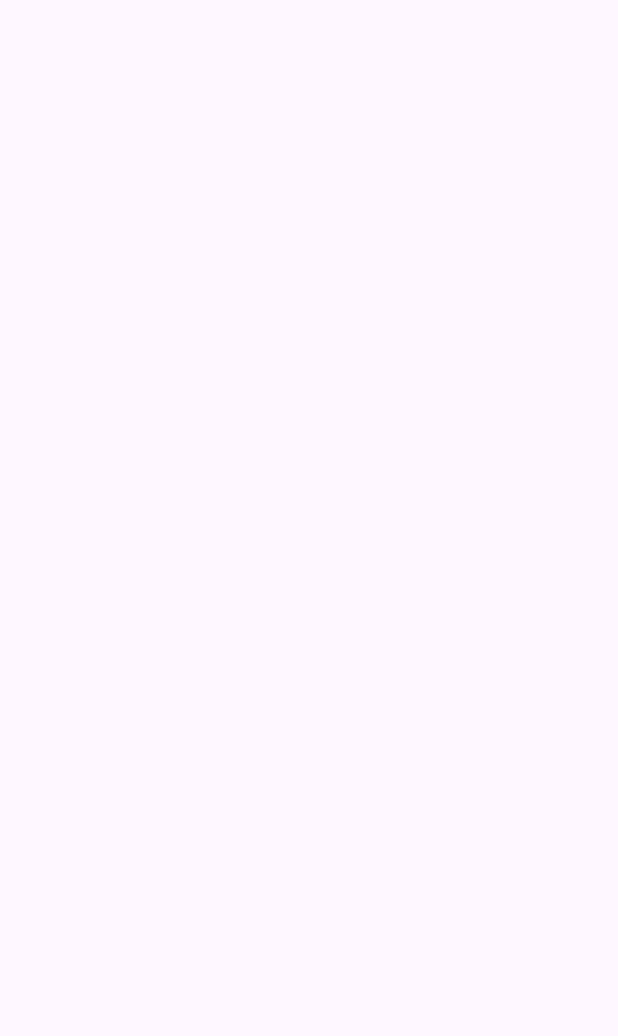
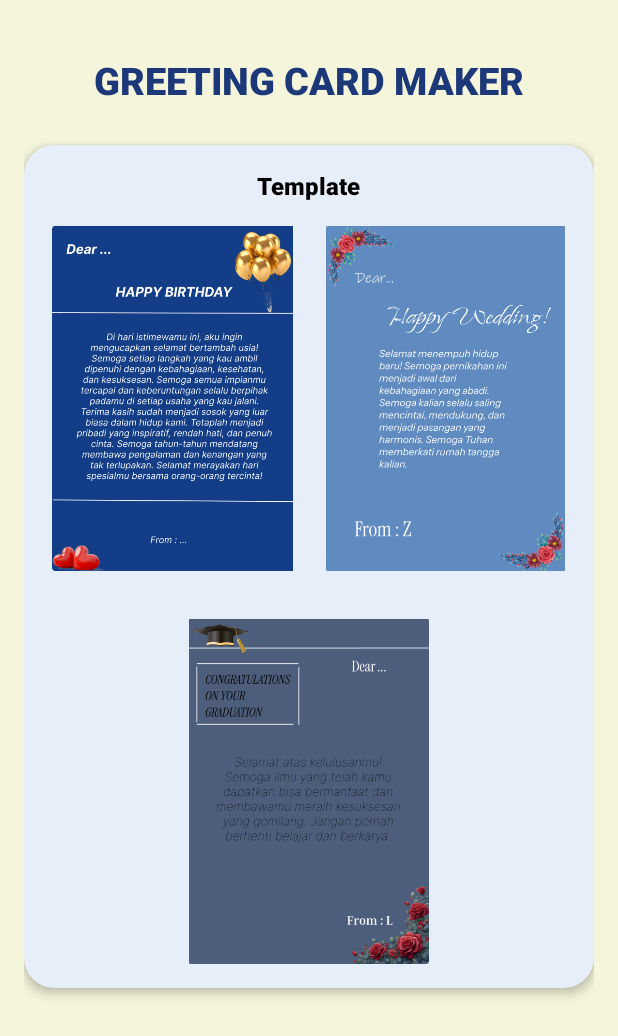
Before and after one commit to rizkiamalina1984/UTS_LAB6PM, an Android app: the MainActivity3 screen opened directly, with no data from a screen before it, on a phone screen of 412 x 824 dp. Before the commit the part shown is empty. Shown: the top 1036 px of the screen. Run offline under Robolectric (Android 15) with nearby library versions, the phone set to English and light mode, and no system bars; 1 statement that could not run was skipped.

Commit message:
Commit 2

```diff
--- a/app/src/main/AndroidManifest.xml
+++ b/app/src/main/AndroidManifest.xml
@@ -12,6 +12,9 @@
         android:supportsRtl="true"
         android:theme="@style/Theme.UTS_Lab6PemMob"
         tools:targetApi="31">
+        <activity
+            android:name=".MainActivity4"
+            android:exported="false" />
         <activity
             android:name=".MainActivity3"
             android:exported="false" />
--- /dev/null
+++ b/app/src/main/res/drawable/rounded_background.xml
@@ -0,0 +1,5 @@
+<!-- res/drawable/rounded_background.xml -->
+<shape xmlns:android="http://schemas.android.com/apk/res/android">
+    <solid android:color="#E6EEF9" /> <!-- Matches the template background color -->
+    <corners android:radius="20dp" /> <!-- Adjust the radius for rounding -->
+</shape>
--- a/app/src/main/res/layout/activity_main3.xml
+++ b/app/src/main/res/layout/activity_main3.xml
@@ -1,10 +1,97 @@
-<?xml version="1.0" encoding="utf-8"?>
-<androidx.constraintlayout.widget.ConstraintLayout xmlns:android="http://schemas.android.com/apk/res/android"
+<!-- res/layout/activity_main3.xml -->
+<LinearLayout
+    xmlns:android="http://schemas.android.com/apk/res/android"
     xmlns:app="http://schemas.android.com/apk/res-auto"
-    xmlns:tools="http://schemas.android.com/tools"
-    android:id="@+id/main"
     android:layout_width="match_parent"
     android:layout_height="match_parent"
-    tools:context=".MainActivity3">
+    android:orientation="vertical"
+    android:background="#F5F5DC"
+    android:padding="16dp">
 
-</androidx.constraintlayout.widget.ConstraintLayout>
+    <!-- Title Text -->
+    <TextView
+        android:id="@+id/titleTextView"
+        android:layout_width="wrap_content"
+        android:layout_height="wrap_content"
+        android:text="GREETING CARD MAKER"
+        android:textColor="#1C3879"
+        android:textSize="25sp"
+        android:fontFamily="sans-serif-medium"
+        android:textStyle="bold"
+        android:layout_gravity="center_horizontal"
+        android:paddingTop="20dp"
+        android:paddingBottom="10dp" />
+
+    <!-- Card Background for Template Section -->
+    <androidx.cardview.widget.CardView
+        android:layout_width="match_parent"
+        android:layout_height="wrap_content"
+        android:layout_marginTop="16dp"
+        app:cardCornerRadius="20dp"
+        app:cardElevation="4dp"
+        android:backgroundTint="#E6EEF9">
+
+        <LinearLayout
+            android:layout_width="match_parent"
+            android:layout_height="wrap_content"
+            android:orientation="vertical"
+            android:padding="16dp">
+
+            <!-- Template Title Text -->
+            <TextView
+                android:layout_width="wrap_content"
+                android:layout_height="wrap_content"
+                android:text="Template"
+                android:textColor="#000000"
+                android:textSize="16sp"
+                android:fontFamily="sans-serif-medium"
+                android:textStyle="bold"
+                android:layout_gravity="center_horizontal"
+                android:paddingBottom="16dp" />
+
+            <!-- Template Cards Section -->
+            <LinearLayout
+                android:layout_width="match_parent"
+                android:layout_height="wrap_content"
+                android:orientation="horizontal"
+                android:gravity="center"
+                android:layout_marginBottom="16dp">
+
+                <!-- Template 1 (Left) with Rounded Corners -->
+                <ImageView
+                    android:layout_width="0dp"
+                    android:layout_height="230dp"
+                    android:layout_marginEnd="8dp"
+                    android:layout_weight="1"
+                    android:background="@drawable/rounded_background"
+                    android:contentDescription="Template 1"
+                    android:scaleType="fitCenter"
+                    android:src="@drawable/template1" />
+
+                <!-- Template 2 (Right) with Rounded Corners -->
+                <ImageView
+                    android:layout_width="0dp"
+                    android:layout_height="230dp"
+                    android:layout_weight="1"
+                    android:src="@drawable/template2"
+                    android:layout_marginStart="8dp"
+                    android:background="@drawable/rounded_background"
+                    android:scaleType="fitCenter"
+                    android:contentDescription="Template 2" />
+            </LinearLayout>
+
+            <!-- Template 3 (Centered Below) with Rounded Corners -->
+            <ImageView
+                android:layout_width="match_parent"
+                android:layout_height="230dp"
+                android:src="@drawable/template3"
+                android:layout_marginTop="16dp"
+                android:layout_gravity="center"
+                android:scaleType="fitCenter"
+                android:contentDescription="Template 3"
+                android:background="@drawable/rounded_background" />
+
+        </LinearLayout>
+    </androidx.cardview.widget.CardView>
+
+</LinearLayout>
```
Also changed, not shown: app/src/main/java/com/example/uts_lab6pemmob/MainActivity4.kt (added, +34 -0 lines), app/src/main/res/layout/activity_main4.xml (added, +129 -0 lines), app/src/main/res/drawable/download_icon.png (added), app/src/main/res/drawable/love.png (added), app/src/main/res/drawable/template1.png (added), app/src/main/res/drawable/template2.png (added), app/src/main/res/drawable/template3.png (added), 1 other file.
